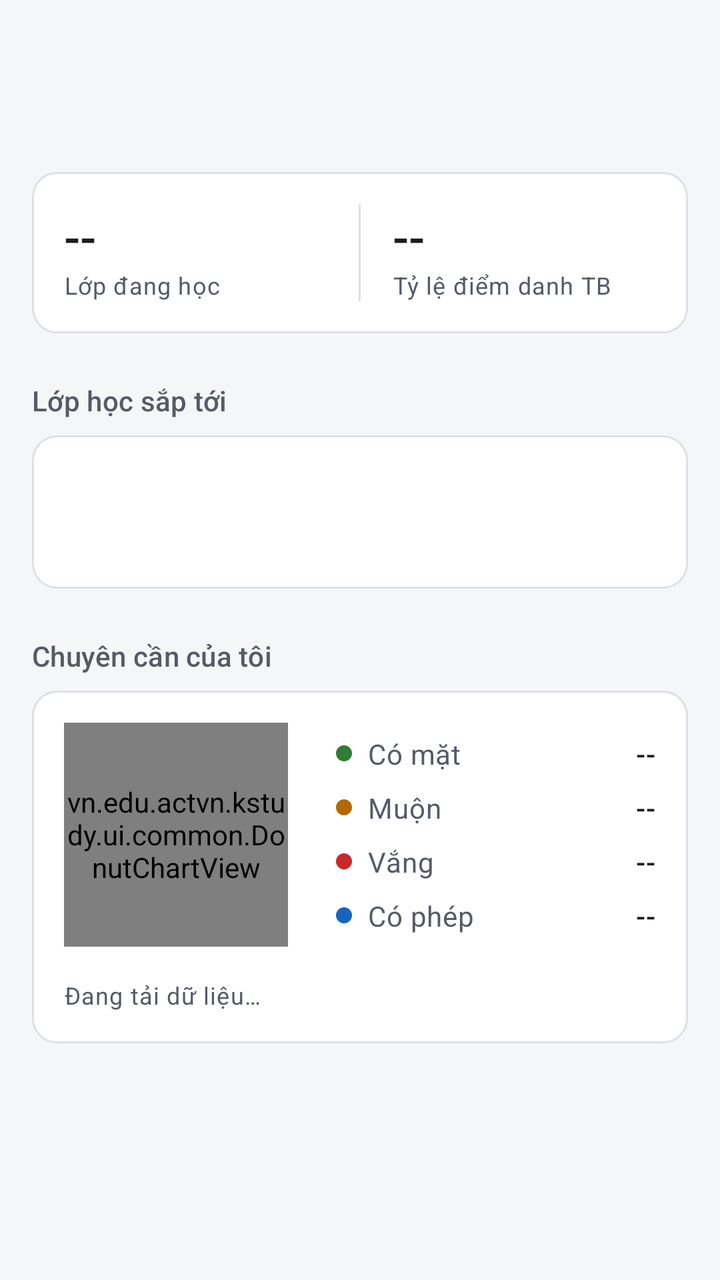
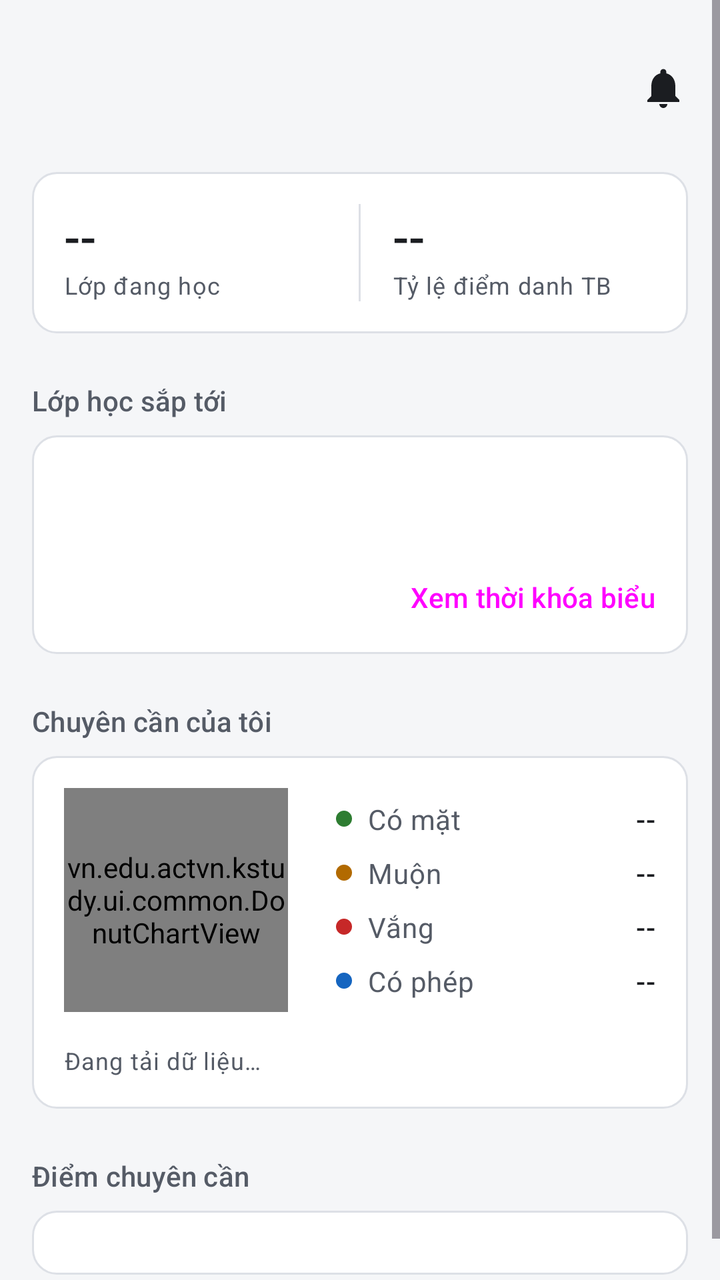

Compare the two renders of this Android layout. The source of the first and the diff that turns it into the second are given below.
<!-- AndroidManifest.xml: application theme Theme.Kstudy -->
<!-- res/layout/fragment_student_dashboard.xml -->
<?xml version="1.0" encoding="utf-8"?>
<ScrollView xmlns:android="http://schemas.android.com/apk/res/android"
    android:layout_width="match_parent"
    android:layout_height="match_parent"
    android:background="?android:attr/colorBackground"
    android:fillViewport="true">

    <LinearLayout
        android:layout_width="match_parent"
        android:layout_height="wrap_content"
        android:orientation="vertical">

        <LinearLayout style="@style/Widget.Kstudy.PageHeader">

            <TextView
                android:id="@+id/tvStudentDashboardWelcome"
                android:layout_width="wrap_content"
                android:layout_height="wrap_content"
                android:textAppearance="@style/TextAppearance.Kstudy.Title" />

            <TextView
                android:id="@+id/tvStudentDashboardSubDetails"
                android:layout_width="wrap_content"
                android:layout_height="wrap_content"
                android:layout_marginTop="4dp"
                android:textAppearance="@style/TextAppearance.Kstudy.Body.Secondary" />
        </LinearLayout>

        <LinearLayout
            android:layout_width="match_parent"
            android:layout_height="wrap_content"
            android:orientation="vertical"
            android:paddingHorizontal="@dimen/screen_padding"
            android:paddingBottom="24dp">

            <LinearLayout
                style="@style/Widget.Kstudy.Card"
                android:layout_width="match_parent"
                android:layout_height="wrap_content"
                android:orientation="horizontal">

                <LinearLayout style="@style/Widget.Kstudy.Stat">

                    <TextView
                        android:id="@+id/tvStudentStatClasses"
                        android:layout_width="wrap_content"
                        android:layout_height="wrap_content"
                        android:text="--"
                        android:textAppearance="@style/TextAppearance.Kstudy.Headline" />

                    <TextView
                        android:layout_width="wrap_content"
                        android:layout_height="wrap_content"
                        android:text="Lớp đang học"
                        android:textAppearance="@style/TextAppearance.Kstudy.Caption" />
                </LinearLayout>

                <View style="@style/Widget.Kstudy.Stat.Divider" />

                <LinearLayout style="@style/Widget.Kstudy.Stat">

                    <TextView
                        android:id="@+id/tvStudentStatAttendance"
                        android:layout_width="wrap_content"
                        android:layout_height="wrap_content"
                        android:text="--"
                        android:textAppearance="@style/TextAppearance.Kstudy.Headline" />

                    <TextView
                        android:layout_width="wrap_content"
                        android:layout_height="wrap_content"
                        android:text="Tỷ lệ điểm danh TB"
                        android:textAppearance="@style/TextAppearance.Kstudy.Caption" />
                </LinearLayout>
            </LinearLayout>

            
            <LinearLayout
                android:id="@+id/layoutStudentWarnings"
                android:layout_width="match_parent"
                android:layout_height="wrap_content"
                android:layout_marginTop="16dp"
                android:orientation="vertical"
                android:visibility="gone" />

            <TextView
                style="@style/Widget.Kstudy.SectionHeader"
                android:text="Lớp học sắp tới" />

            <LinearLayout
                style="@style/Widget.Kstudy.Card"
                android:layout_width="match_parent"
                android:layout_height="wrap_content"
                android:orientation="vertical">

                <TextView
                    android:id="@+id/tvStudentUpcomingClassName"
                    android:layout_width="wrap_content"
                    android:layout_height="wrap_content"
                    android:textAppearance="@style/TextAppearance.Kstudy.ItemTitle" />

                <TextView
                    android:id="@+id/tvStudentUpcomingClassInfo"
                    android:layout_width="wrap_content"
                    android:layout_height="wrap_content"
                    android:layout_marginTop="4dp"
                    android:textAppearance="@style/TextAppearance.Kstudy.Body.Secondary" />
            </LinearLayout>

            <TextView
                style="@style/Widget.Kstudy.SectionHeader"
                android:text="Chuyên cần của tôi" />

            <LinearLayout
                style="@style/Widget.Kstudy.Card"
                android:layout_width="match_parent"
                android:layout_height="wrap_content"
                android:orientation="vertical">

                <LinearLayout
                    android:layout_width="match_parent"
                    android:layout_height="wrap_content"
                    android:gravity="center_vertical"
                    android:orientation="horizontal">

                    <vn.edu.actvn.kstudy.ui.common.DonutChartView
                        android:id="@+id/chartStudentAttendance"
                        android:layout_width="112dp"
                        android:layout_height="112dp" />

                    <include
                        android:id="@+id/legendStudentAttendance"
                        layout="@layout/view_attendance_legend"
                        android:layout_width="0dp"
                        android:layout_height="wrap_content"
                        android:layout_marginStart="24dp"
                        android:layout_weight="1" />
                </LinearLayout>

                <TextView
                    android:id="@+id/tvStudentChartNote"
                    android:layout_width="wrap_content"
                    android:layout_height="wrap_content"
                    android:layout_marginTop="16dp"
                    android:text="Đang tải dữ liệu…"
                    android:textAppearance="@style/TextAppearance.Kstudy.Caption" />
            </LinearLayout>
        </LinearLayout>
    </LinearLayout>
</ScrollView>
<!-- res/layout/view_attendance_legend.xml (included above) -->
<?xml version="1.0" encoding="utf-8"?>
<LinearLayout xmlns:android="http://schemas.android.com/apk/res/android"
    android:layout_width="match_parent"
    android:layout_height="wrap_content"
    android:orientation="vertical">

    <LinearLayout
        android:layout_width="match_parent"
        android:layout_height="wrap_content"
        android:gravity="center_vertical"
        android:orientation="horizontal">

        <View
            android:layout_width="8dp"
            android:layout_height="8dp"
            android:background="@drawable/bg_legend_dot"
            android:backgroundTint="@color/present" />

        <TextView
            android:layout_width="0dp"
            android:layout_height="wrap_content"
            android:layout_marginStart="8dp"
            android:layout_weight="1"
            android:text="Có mặt"
            android:textAppearance="@style/TextAppearance.Kstudy.Body.Secondary" />

        <TextView
            android:id="@+id/tvLegendPresent"
            android:layout_width="wrap_content"
            android:layout_height="wrap_content"
            android:text="--"
            android:textAppearance="@style/TextAppearance.Kstudy.Body.Strong" />
    </LinearLayout>

    <LinearLayout
        android:layout_width="match_parent"
        android:layout_height="wrap_content"
        android:layout_marginTop="8dp"
        android:gravity="center_vertical"
        android:orientation="horizontal">

        <View
            android:layout_width="8dp"
            android:layout_height="8dp"
            android:background="@drawable/bg_legend_dot"
            android:backgroundTint="@color/late" />

        <TextView
            android:layout_width="0dp"
            android:layout_height="wrap_content"
            android:layout_marginStart="8dp"
            android:layout_weight="1"
            android:text="Muộn"
            android:textAppearance="@style/TextAppearance.Kstudy.Body.Secondary" />

        <TextView
            android:id="@+id/tvLegendLate"
            android:layout_width="wrap_content"
            android:layout_height="wrap_content"
            android:text="--"
            android:textAppearance="@style/TextAppearance.Kstudy.Body.Strong" />
    </LinearLayout>

    <LinearLayout
        android:layout_width="match_parent"
        android:layout_height="wrap_content"
        android:layout_marginTop="8dp"
        android:gravity="center_vertical"
        android:orientation="horizontal">

        <View
            android:layout_width="8dp"
            android:layout_height="8dp"
            android:background="@drawable/bg_legend_dot"
            android:backgroundTint="@color/absent" />

        <TextView
            android:layout_width="0dp"
            android:layout_height="wrap_content"
            android:layout_marginStart="8dp"
            android:layout_weight="1"
            android:text="Vắng"
            android:textAppearance="@style/TextAppearance.Kstudy.Body.Secondary" />

        <TextView
            android:id="@+id/tvLegendAbsent"
            android:layout_width="wrap_content"
            android:layout_height="wrap_content"
            android:text="--"
            android:textAppearance="@style/TextAppearance.Kstudy.Body.Strong" />
    </LinearLayout>

    <LinearLayout
        android:layout_width="match_parent"
        android:layout_height="wrap_content"
        android:layout_marginTop="8dp"
        android:gravity="center_vertical"
        android:orientation="horizontal">

        <View
            android:layout_width="8dp"
            android:layout_height="8dp"
            android:background="@drawable/bg_legend_dot"
            android:backgroundTint="@color/excused" />

        <TextView
            android:layout_width="0dp"
            android:layout_height="wrap_content"
            android:layout_marginStart="8dp"
            android:layout_weight="1"
            android:text="Có phép"
            android:textAppearance="@style/TextAppearance.Kstudy.Body.Secondary" />

        <TextView
            android:id="@+id/tvLegendExcused"
            android:layout_width="wrap_content"
            android:layout_height="wrap_content"
            android:text="--"
            android:textAppearance="@style/TextAppearance.Kstudy.Body.Strong" />
    </LinearLayout>
</LinearLayout>
<!-- resources referenced by this layout -->
<resources>
  <color name="absent">#C62828</color>
  <color name="excused">#1565C0</color>
  <color name="late">#B26A00</color>
  <color name="present">#2E7D32</color>
  <dimen name="screen_padding">16dp</dimen>
  <style name="TextAppearance.Kstudy.Body.Secondary">
          <item name="android:textColor">?attr/colorOnSurfaceVariant</item>
      </style>
  <style name="TextAppearance.Kstudy.Caption" parent="TextAppearance.Material3.BodySmall">
          <item name="android:textColor">?attr/colorOnSurfaceVariant</item>
      </style>
  <style name="TextAppearance.Kstudy.ItemTitle" parent="TextAppearance.Material3.TitleMedium">
          <item name="android:textColor">?attr/colorOnSurface</item>
      </style>
  <style name="Theme.Kstudy" parent="Base.Theme.Kstudy" />
  <color name="primary">#1F3A5F</color>
  <style name="TextAppearance.Kstudy.Section" parent="TextAppearance.Material3.TitleSmall">
          <item name="android:textColor">?attr/colorOnSurfaceVariant</item>
      </style>
  <color name="surface">#FFFFFF</color>
  <dimen name="radius_container">12dp</dimen>
  <color name="outline_variant">#DDE0E6</color>
  <color name="on_primary">#FFFFFF</color>
  <color name="primary_container">#E2E9F3</color>
  <color name="on_primary_container">#14263F</color>
  <color name="primary_inverse">#A9C1E3</color>
  <color name="secondary">#56606E</color>
  <color name="secondary_container">#E7EAEF</color>
  <color name="on_secondary_container">#1C2430</color>
  <color name="background">#F5F6F8</color>
  <color name="on_surface">#1B1D21</color>
  <color name="surface_container">#ECEEF2</color>
  <color name="text_secondary">#555B66</color>
  <color name="surface_inverse">#2F3237</color>
  <color name="on_surface_inverse">#F1F2F4</color>
  <color name="surface_dim">#DCDEE3</color>
  <color name="surface_container_low">#F5F6F8</color>
  <color name="surface_container_high">#E4E7EC</color>
  <color name="outline">#7A808C</color>
  <color name="error">#B3261E</color>
  <color name="error_container">#FBEAE8</color>
  <color name="on_error_container">#5F1410</color>
  <dimen name="radius_control">8dp</dimen>
  <style name="Widget.Kstudy.Button" parent="Widget.Material3.Button">
          <item name="shapeAppearanceOverlay">@style/ShapeAppearanceOverlay.Kstudy.Control</item>
      </style>
  <style name="MaterialAlertDialog.Kstudy" parent="MaterialAlertDialog.Material3">
          <item name="backgroundTint">?attr/colorSurface</item>
      </style>
  <style name="Widget.Kstudy.Button.Text.Dialog.Flush">
          <item name="android:layout_marginStart">0dp</item>
          <item name="android:layout_marginLeft">0dp</item>
      </style>
  <!-- unchanged entries left out for length: 16 -->
</resources>

<!-- the commit's change to res/layout/fragment_student_dashboard.xml (unified diff, before → after) -->
@@ -10,20 +10,33 @@
         android:layout_height="wrap_content"
         android:orientation="vertical">
 
-        <LinearLayout style="@style/Widget.Kstudy.PageHeader">
-
-            <TextView
-                android:id="@+id/tvStudentDashboardWelcome"
-                android:layout_width="wrap_content"
-                android:layout_height="wrap_content"
-                android:textAppearance="@style/TextAppearance.Kstudy.Title" />
-
-            <TextView
-                android:id="@+id/tvStudentDashboardSubDetails"
-                android:layout_width="wrap_content"
-                android:layout_height="wrap_content"
-                android:layout_marginTop="4dp"
-                android:textAppearance="@style/TextAppearance.Kstudy.Body.Secondary" />
+        
+        <LinearLayout
+            style="@style/Widget.Kstudy.PageHeader"
+            android:clipToPadding="false"
+            android:orientation="horizontal">
+
+            <LinearLayout
+                android:layout_width="0dp"
+                android:layout_height="wrap_content"
+                android:layout_weight="1"
+                android:orientation="vertical">
+
+                <TextView
+                    android:id="@+id/tvStudentDashboardWelcome"
+                    android:layout_width="wrap_content"
+                    android:layout_height="wrap_content"
+                    android:textAppearance="@style/TextAppearance.Kstudy.Title" />
+
+                <TextView
+                    android:id="@+id/tvStudentDashboardSubDetails"
+                    android:layout_width="wrap_content"
+                    android:layout_height="wrap_content"
+                    android:layout_marginTop="4dp"
+                    android:textAppearance="@style/TextAppearance.Kstudy.Body.Secondary" />
+            </LinearLayout>
+
+            <include layout="@layout/view_notification_bell" />
         </LinearLayout>
 
         <LinearLayout
@@ -105,6 +118,16 @@
                     android:layout_height="wrap_content"
                     android:layout_marginTop="4dp"
                     android:textAppearance="@style/TextAppearance.Kstudy.Body.Secondary" />
+
+                <LinearLayout style="@style/Widget.Kstudy.CardActions">
+
+                    <Button
+                        android:id="@+id/btnStudentTimetable"
+                        style="@style/Widget.Kstudy.Button.Text"
+                        android:layout_width="wrap_content"
+                        android:layout_height="wrap_content"
+                        android:text="Xem thời khóa biểu" />
+                </LinearLayout>
             </LinearLayout>
 
             <TextView
@@ -145,9 +168,59 @@
                     android:text="Đang tải dữ liệu…"
                     android:textAppearance="@style/TextAppearance.Kstudy.Caption" />
             </LinearLayout>
+
+            
+            <TextView
+                style="@style/Widget.Kstudy.SectionHeader"
+                android:text="Điểm chuyên cần" />
+
+            <LinearLayout
+                android:id="@+id/layoutStudentScores"
+                style="@style/Widget.Kstudy.Card"
+                android:layout_width="match_parent"
+                android:layout_height="wrap_content"
+                android:orientation="vertical" />
         </LinearLayout>
     </LinearLayout>
 </ScrollView>
+<!-- res/layout/view_notification_bell.xml (included above) -->
+<?xml version="1.0" encoding="utf-8"?>
+<FrameLayout xmlns:android="http://schemas.android.com/apk/res/android"
+    xmlns:app="http://schemas.android.com/apk/res-auto"
+    android:id="@+id/btnNotifications"
+    android:layout_width="48dp"
+    android:layout_height="48dp"
+    android:layout_marginEnd="-12dp"
+    android:background="?attr/selectableItemBackgroundBorderless"
+    android:clickable="true"
+    android:contentDescription="Thông báo"
+    android:focusable="true">
+
+    <ImageView
+        android:layout_width="24dp"
+        android:layout_height="24dp"
+        android:layout_gravity="center"
+        android:importantForAccessibility="no"
+        android:src="@drawable/ic_notifications"
+        app:tint="?attr/colorOnSurface" />
+
+    <TextView
+        android:id="@+id/tvNotificationBadge"
+        android:layout_width="wrap_content"
+        android:layout_height="18dp"
+        android:layout_gravity="top|end"
+        android:layout_marginTop="4dp"
+        android:layout_marginEnd="4dp"
+        android:background="@drawable/bg_badge"
+        android:gravity="center"
+        android:importantForAccessibility="no"
+        android:minWidth="18dp"
+        android:paddingHorizontal="4dp"
+        android:textAppearance="@style/TextAppearance.Kstudy.Caption"
+        android:textColor="?attr/colorOnError"
+        android:textSize="11sp"
+        android:visibility="gone" />
+</FrameLayout>
 <!-- res/layout/view_attendance_legend.xml (included above) -->
 <?xml version="1.0" encoding="utf-8"?>
 <LinearLayout xmlns:android="http://schemas.android.com/apk/res/android"
<!-- resource entries referenced after the edit -->
@@ -5,6 +5,23 @@
   <color name="late">#B26A00</color>
   <color name="present">#2E7D32</color>
   <dimen name="screen_padding">16dp</dimen>
+  <!-- drawable bg_badge (drawable) -->
+  <?xml version="1.0" encoding="utf-8"?>
+  <shape xmlns:android="http://schemas.android.com/apk/res/android"
+      android:shape="rectangle">
+      <solid android:color="@color/error" />
+      <corners android:radius="9dp" />
+  </shape>
+  <!-- drawable ic_notifications (drawable) -->
+  <vector xmlns:android="http://schemas.android.com/apk/res/android"
+      android:width="24dp"
+      android:height="24dp"
+      android:viewportWidth="24"
+      android:viewportHeight="24">
+      <path
+          android:fillColor="#FF000000"
+          android:pathData="M12,22c1.1,0 2,-0.9 2,-2h-4c0,1.1 0.89,2 2,2zM18,16v-5c0,-3.07 -1.64,-5.64 -4.5,-6.32V4c0,-0.83 -0.67,-1.5 -1.5,-1.5s-1.5,0.67 -1.5,1.5v0.68C7.63,5.36 6,7.92 6,11v5l-2,2v1h16v-1l-2,-2z" />
+  </vector>
   <style name="TextAppearance.Kstudy.Body.Secondary">
           <item name="android:textColor">?attr/colorOnSurfaceVariant</item>
       </style>
@@ -13,6 +30,15 @@
       </style>
   <style name="TextAppearance.Kstudy.ItemTitle" parent="TextAppearance.Material3.TitleMedium">
           <item name="android:textColor">?attr/colorOnSurface</item>
+      </style>
+  <style name="Widget.Kstudy.CardActions" parent="">
+          <item name="android:layout_width">match_parent</item>
+          <item name="android:layout_height">wrap_content</item>
+          <item name="android:orientation">horizontal</item>
+          <item name="android:gravity">end</item>
+          <item name="android:layout_marginTop">-4dp</item>
+          <item name="android:layout_marginBottom">-12dp</item>
+          <item name="android:layout_marginEnd">-12dp</item>
       </style>
   <style name="Theme.Kstudy" parent="Base.Theme.Kstudy" />
   <color name="primary">#1F3A5F</color>
